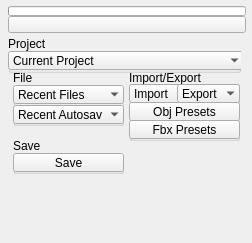
Old version of the form ui/1_base_menus/2_sub_menus/3_main_menus/file.ui in the repository m3trik/Scripts_portable.
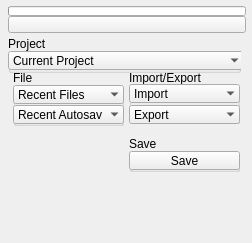
New version of the form. Custom widgets are drawn as their Qt base class.

Diff of the .ui file:
```diff
--- a/ui/1_base_menus/2_sub_menus/3_main_menus/file.ui
+++ b/ui/1_base_menus/2_sub_menus/3_main_menus/file.ui
@@ -143,47 +143,6 @@
            </widget>
           </widget>
          </item>
-         <item>
-          <widget class="QGroupBox" name="Save">
-           <property name="minimumSize">
-            <size>
-             <width>111</width>
-             <height>36</height>
-            </size>
-           </property>
-           <property name="maximumSize">
-            <size>
-             <width>111</width>
-             <height>999</height>
-            </size>
-           </property>
-           <property name="title">
-            <string>Save</string>
-           </property>
-           <widget class="QToolButton_" name="tb000">
-            <property name="geometry">
-             <rect>
-              <x>0</x>
-              <y>15</y>
-              <width>111</width>
-              <height>19</height>
-             </rect>
-            </property>
-            <property name="maximumSize">
-             <size>
-              <width>16777215</width>
-              <height>19</height>
-             </size>
-            </property>
-            <property name="toolTip">
-             <string>Save scene</string>
-            </property>
-            <property name="text">
-             <string>Save</string>
-            </property>
-           </widget>
-          </widget>
-         </item>
          <item>
           <spacer name="verticalSpacer">
            <property name="orientation">
@@ -215,7 +174,7 @@
            <property name="minimumSize">
             <size>
              <width>111</width>
-             <height>71</height>
+             <height>54</height>
             </size>
            </property>
            <property name="maximumSize">
@@ -227,80 +186,24 @@
            <property name="title">
             <string>Import/Export</string>
            </property>
-           <widget class="QPushButton" name="b003">
-            <property name="geometry">
-             <rect>
-              <x>0</x>
-              <y>32</y>
-              <width>111</width>
-              <height>19</height>
-             </rect>
-            </property>
-            <property name="minimumSize">
-             <size>
-              <width>111</width>
-              <height>19</height>
-             </size>
-            </property>
-            <property name="maximumSize">
-             <size>
-              <width>16777215</width>
-              <height>19</height>
-             </size>
-            </property>
-            <property name="toolTip">
-             <string>Re-Initialize instance</string>
-            </property>
-            <property name="text">
-             <string>Obj Presets</string>
-            </property>
-           </widget>
-           <widget class="QPushButton" name="b002">
-            <property name="geometry">
-             <rect>
-              <x>0</x>
-              <y>50</y>
-              <width>111</width>
-              <height>19</height>
-             </rect>
-            </property>
-            <property name="minimumSize">
-             <size>
-              <width>111</width>
-              <height>19</height>
-             </size>
-            </property>
-            <property name="maximumSize">
-             <size>
-              <width>16777215</width>
-              <height>19</height>
-             </size>
-            </property>
-            <property name="toolTip">
-             <string>Re-Initialize instance</string>
-            </property>
-            <property name="text">
-             <string>Fbx Presets</string>
-            </property>
-           </widget>
            <widget class="QComboBox_" name="cmb004">
             <property name="geometry">
              <rect>
-              <x>48</x>
-              <y>14</y>
-              <width>63</width>
+              <x>0</x>
+              <y>35</y>
+              <width>111</width>
               <height>19</height>
              </rect>
             </property>
             <property name="minimumSize">
              <size>
-              <width>63</width>
+              <width>111</width>
               <height>19</height>
              </size>
             </property>
             <property name="maximumSize">
              <size>
-              <width>63</width>
+              <width>111</width>
               <height>19</height>
              </size>
             </property>
@@ -355,6 +258,47 @@
            <zorder>cmb004</zorder>
           </widget>
          </item>
+         <item>
+          <widget class="QGroupBox" name="Save">
+           <property name="minimumSize">
+            <size>
+             <width>111</width>
+             <height>36</height>
+            </size>
+           </property>
+           <property name="maximumSize">
+            <size>
+             <width>111</width>
+             <height>999</height>
+            </size>
+           </property>
+           <property name="title">
+            <string>Save</string>
+           </property>
+           <widget class="QToolButton_" name="tb000">
+            <property name="geometry">
+             <rect>
+              <x>0</x>
+              <y>15</y>
+              <width>111</width>
+              <height>19</height>
+             </rect>
+            </property>
+            <property name="maximumSize">
+             <size>
+              <width>16777215</width>
+              <height>19</height>
+             </size>
+            </property>
+            <property name="toolTip">
+             <string>Save scene</string>
+            </property>
+            <property name="text">
+             <string>Save</string>
+            </property>
+           </widget>
+          </widget>
+         </item>
          <item>
           <spacer name="verticalSpacer_2">
            <property name="orientation">
```
Left out of the diff: 2 changed lines with no effect on the pictures.
